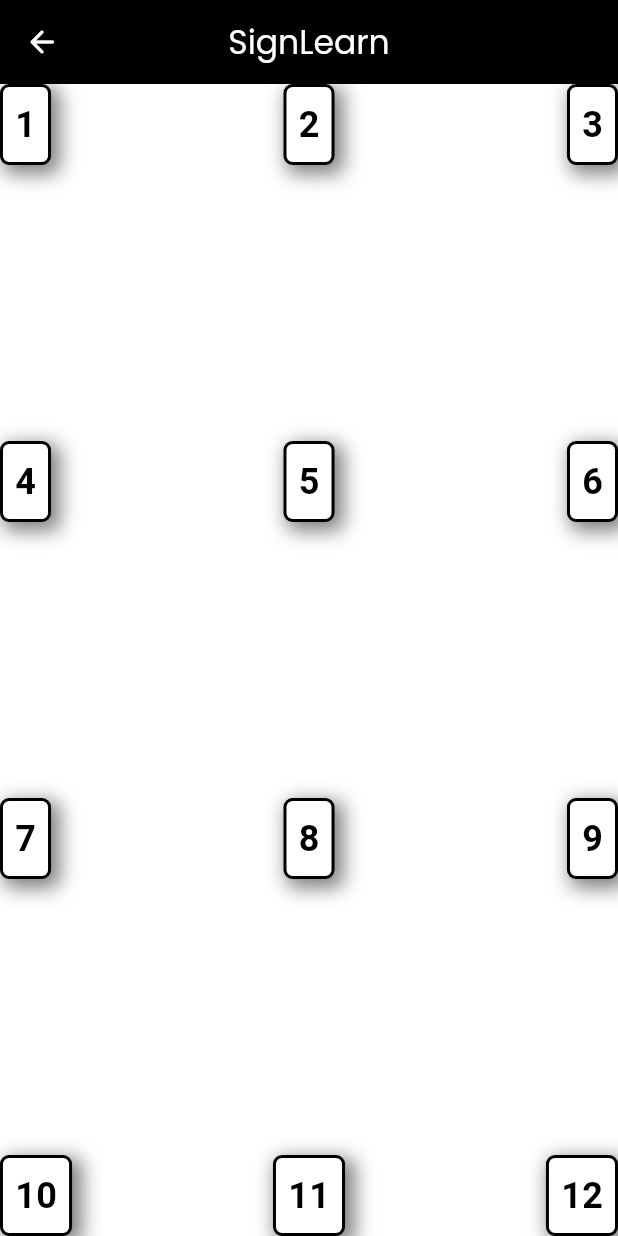
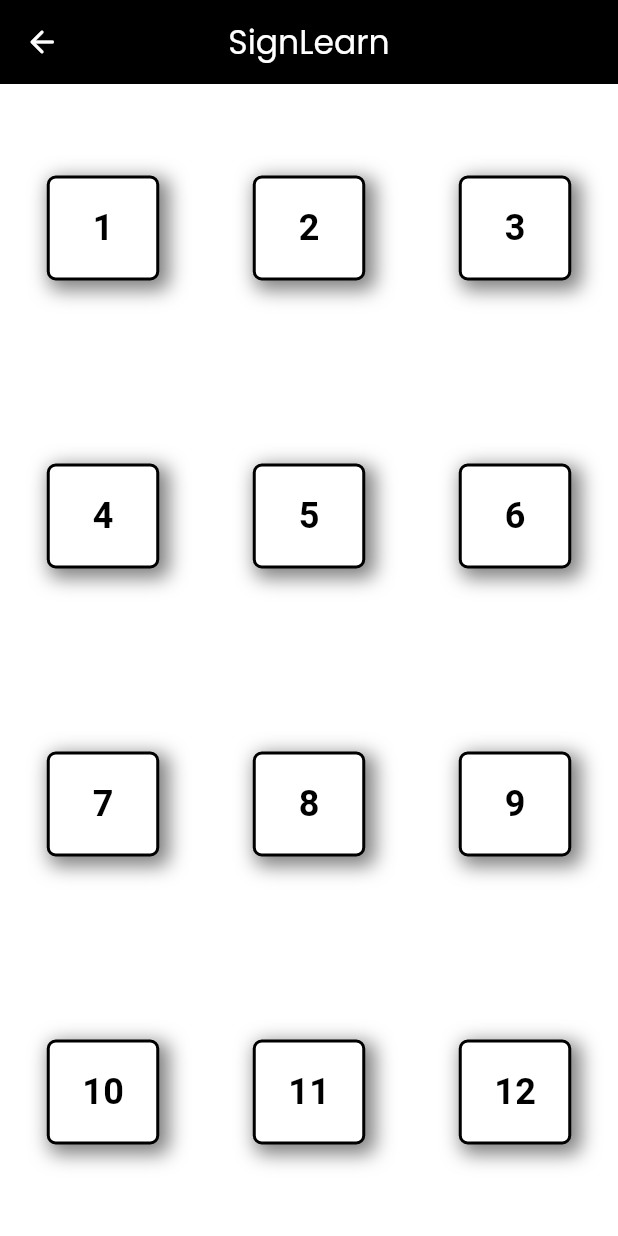
Before and after one commit to ChimeraElixir/sign_learn, a Flutter app: the screen it shows after launch, on a phone screen of 412 x 824 dp. Run offline on Flutter 3.47's test engine with Material 3 defaults, Android fonts, the phone set to English and light mode, and no system bars; our stand-ins replace cloud_firestore, firebase_auth, firebase_core, google_fonts; accounts and stored records are empty.

Commit message:
intial commit

```diff
--- a/lib/pages/home_screen.dart
+++ b/lib/pages/home_screen.dart
@@ -26,10 +26,10 @@ class HomeScreen extends StatelessWidget {
       ),
       backgroundColor: Colors.white,
       body: const Column(
-        mainAxisAlignment: MainAxisAlignment.spaceBetween,
+        mainAxisAlignment: MainAxisAlignment.spaceAround,
         children: <Widget>[
           Row(
-            mainAxisAlignment: MainAxisAlignment.spaceBetween,
+            mainAxisAlignment: MainAxisAlignment.spaceAround,
             children: <Widget>[
               LevelWidget(level: "1"),
               LevelWidget(level: "2"),
@@ -37,7 +37,7 @@ class HomeScreen extends StatelessWidget {
             ],
           ),
           Row(
-            mainAxisAlignment: MainAxisAlignment.spaceBetween,
+            mainAxisAlignment: MainAxisAlignment.spaceAround,
             children: <Widget>[
               LevelWidget(level: "4"),
               LevelWidget(level: "5"),
@@ -45,7 +45,7 @@ class HomeScreen extends StatelessWidget {
             ],
           ),
           Row(
-            mainAxisAlignment: MainAxisAlignment.spaceBetween,
+            mainAxisAlignment: MainAxisAlignment.spaceAround,
             children: <Widget>[
               LevelWidget(level: "7"),
               LevelWidget(level: "8"),
@@ -53,7 +53,7 @@ class HomeScreen extends StatelessWidget {
             ],
           ),
           Row(
-            mainAxisAlignment: MainAxisAlignment.spaceBetween,
+            mainAxisAlignment: MainAxisAlignment.spaceAround,
             children: <Widget>[
               LevelWidget(level: "10"),
               LevelWidget(level: "11"),
@@ -76,7 +76,8 @@ class LevelWidget extends StatelessWidget {
   @override
   Widget build(BuildContext context) {
     return Container(
-      padding: const EdgeInsets.all(8.0),
+      width: 75,
+      padding: const EdgeInsets.all(16.0),
       decoration: BoxDecoration(
         color: Colors.white,
         borderRadius: BorderRadius.circular(6.0),
```
